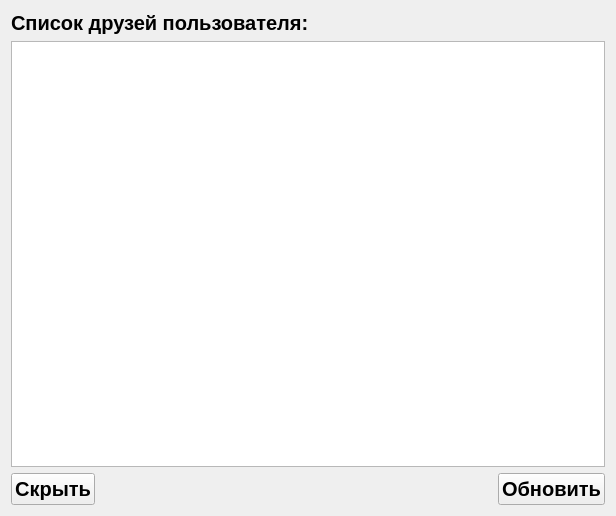
Qt form app/vkUserFriends.ui (sagitovich/lex) before a commit.
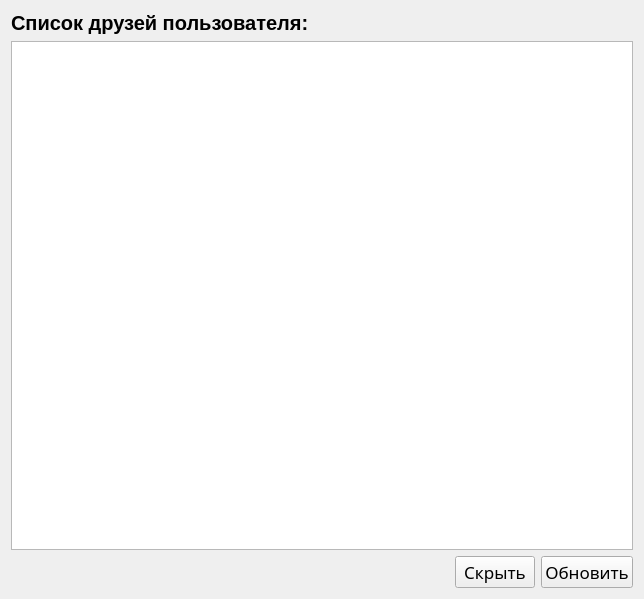
The same form after that commit.

Patch:
```diff
--- a/app/vkUserFriends.ui
+++ b/app/vkUserFriends.ui
@@ -6,8 +6,8 @@
    <rect>
     <x>0</x>
     <y>0</y>
-    <width>616</width>
-    <height>516</height>
+    <width>644</width>
+    <height>599</height>
    </rect>
   </property>
   <property name="windowTitle">
@@ -66,30 +66,6 @@
    </item>
    <item row="2" column="0">
     <layout class="QHBoxLayout" name="horizontalLayout">
-     <item>
-      <widget class="QPushButton" name="back_btn">
-       <property name="sizePolicy">
-        <sizepolicy hsizetype="Fixed" vsizetype="Fixed">
-         <horstretch>0</horstretch>
-         <verstretch>0</verstretch>
-        </sizepolicy>
-       </property>
-       <property name="font">
-        <font>
-         <family>Arial</family>
-         <pointsize>15</pointsize>
-         <weight>75</weight>
-         <bold>true</bold>
-        </font>
-       </property>
-       <property name="text">
-        <string>Скрыть</string>
-       </property>
-       <property name="shortcut">
-        <string>Esc</string>
-       </property>
-      </widget>
-     </item>
      <item>
       <spacer name="horizontalSpacer">
        <property name="orientation">
@@ -103,6 +79,30 @@
        </property>
       </spacer>
      </item>
+     <item>
+      <widget class="QPushButton" name="back_btn">
+       <property name="sizePolicy">
+        <sizepolicy hsizetype="Fixed" vsizetype="Fixed">
+         <horstretch>0</horstretch>
+         <verstretch>0</verstretch>
+        </sizepolicy>
+       </property>
+       <property name="font">
+        <font>
+         <family>Apple Symbols</family>
+         <pointsize>13</pointsize>
+         <weight>50</weight>
+         <bold>false</bold>
+        </font>
+       </property>
+       <property name="text">
+        <string>Скрыть</string>
+       </property>
+       <property name="shortcut">
+        <string>Esc</string>
+       </property>
+      </widget>
+     </item>
      <item>
       <widget class="QPushButton" name="update_info">
        <property name="sizePolicy">
@@ -113,10 +113,10 @@
        </property>
        <property name="font">
         <font>
-         <family>Arial</family>
-         <pointsize>15</pointsize>
-         <weight>75</weight>
-         <bold>true</bold>
+         <family>Apple Symbols</family>
+         <pointsize>13</pointsize>
+         <weight>50</weight>
+         <bold>false</bold>
         </font>
        </property>
        <property name="text">
```
Left out of the diff: 2 changed lines with no effect on the pictures.
